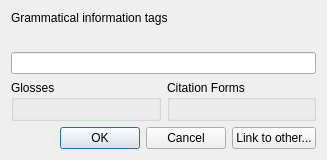
Before: the Qt Designer form createlexicalentrydialog.ui in adamb924/Gloss, drawn with Qt 5.
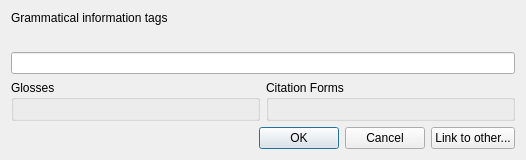
After: the same form once the commit is applied. Custom widgets are drawn as their Qt base class.

```diff
--- a/createlexicalentrydialog.ui
+++ b/createlexicalentrydialog.ui
@@ -6,7 +6,7 @@
    <rect>
     <x>0</x>
     <y>0</y>
-    <width>327</width>
+    <width>526</width>
     <height>160</height>
    </rect>
   </property>
```
